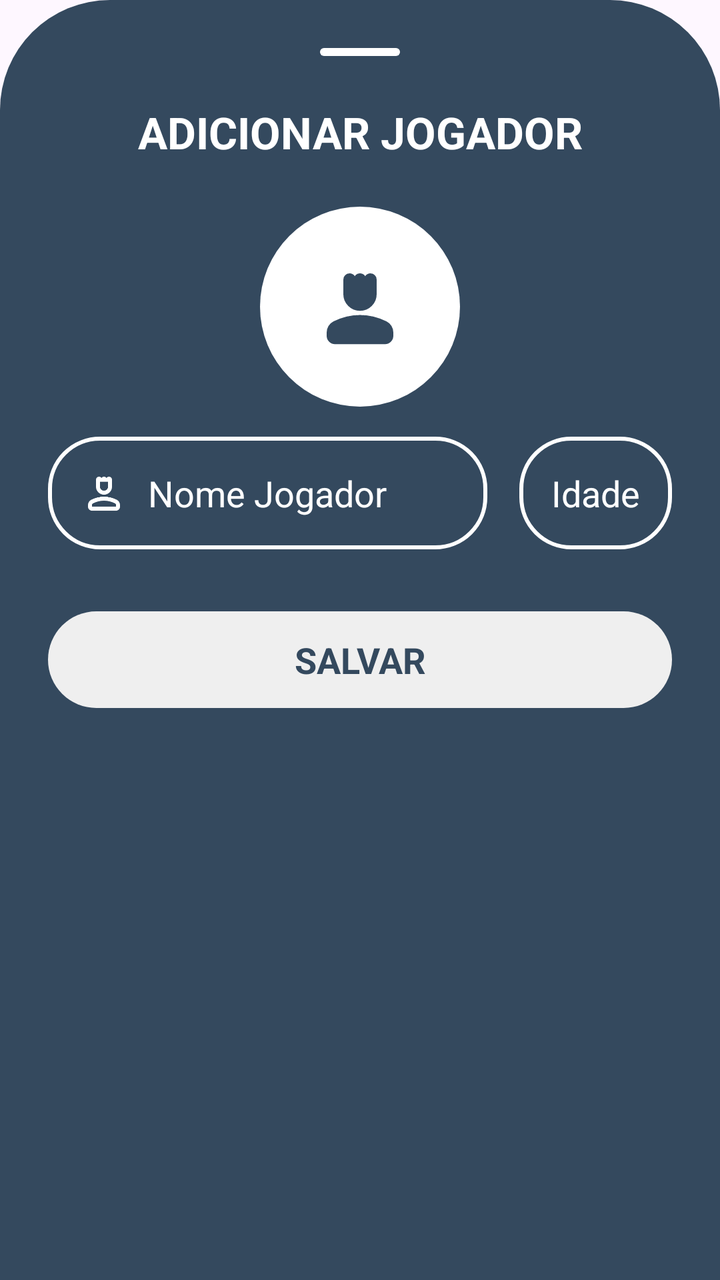
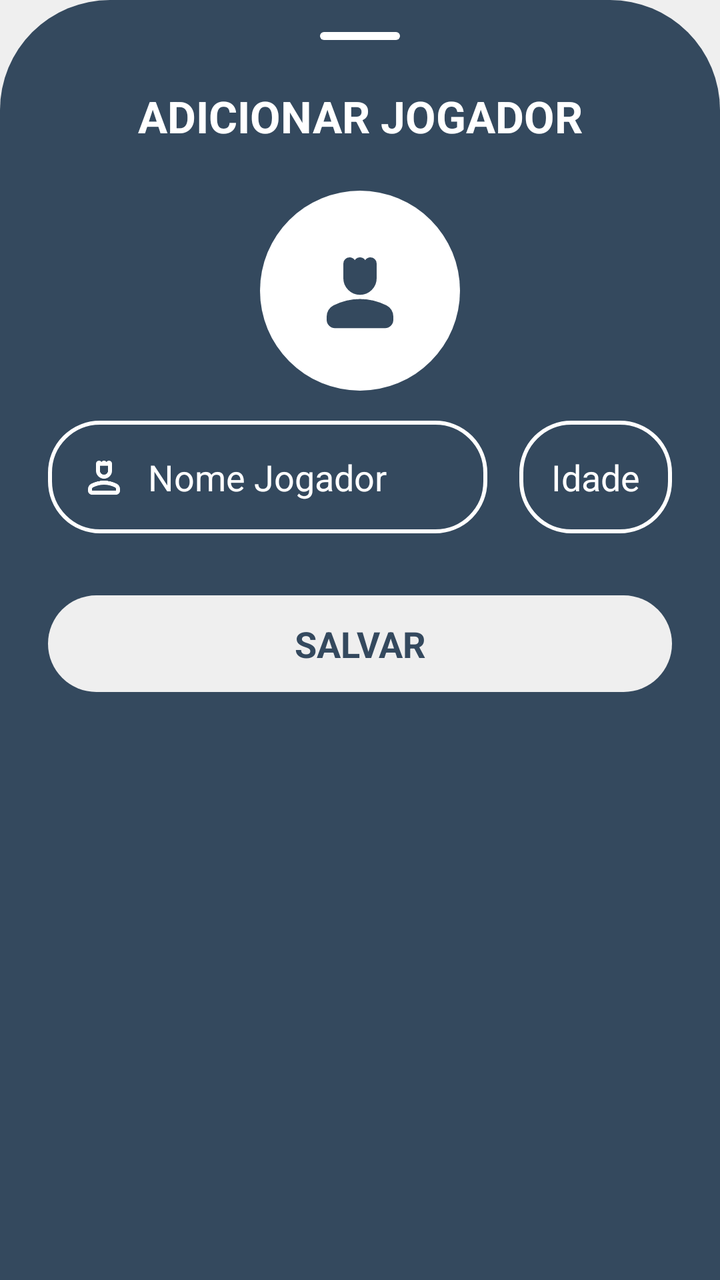

Before-and-after screenshots of an Android layout around one commit, followed by the original layout XML and the change that was made.
<!-- AndroidManifest.xml: application theme Base.Theme.KingOfBozo.Standard -->
<!-- res/layout/bottom_sheet_add_player.xml -->
<?xml version="1.0" encoding="utf-8"?>
<LinearLayout xmlns:android="http://schemas.android.com/apk/res/android"
    xmlns:app="http://schemas.android.com/apk/res-auto"
    xmlns:tools="http://schemas.android.com/tools"
    android:id="@+id/form_add_player"
    android:layout_width="match_parent"
    android:layout_height="wrap_content"
    android:backgroundTint="?attr/colorPrimary"
    android:background="@drawable/bottom_sheet_background"
    android:orientation="vertical">

    <ImageView
        android:layout_width="40dp"
        android:layout_height="4dp"
        android:layout_gravity="center_horizontal"
        android:layout_marginBottom="16dp"
        android:layout_marginTop="24dp"
        app:tint="?attr/customTextBackground"
        android:src="@drawable/background_card_dark" />

    <FrameLayout
        android:layout_width="match_parent"
        android:layout_height="wrap_content">

        <TextView
            android:layout_width="match_parent"
            android:layout_height="wrap_content"
            android:layout_gravity="center"
            android:layout_marginBottom="15dp"
            android:gravity="center"
            android:text="ADICIONAR JOGADOR"
            android:paddingTop="15dp"
            android:textColor="?attr/customTextBackground"
            android:textSize="22sp"
            android:textStyle="bold" />

    </FrameLayout>


    <LinearLayout
        android:layout_width="match_parent"
        android:layout_height="100dp"
        android:gravity="center_horizontal">

        <LinearLayout
            android:id="@+id/layout_add_image"
            android:layout_width="100dp"
            android:layout_height="100dp"
            android:orientation="horizontal">



            <ImageView
                android:id="@+id/image_avatar_placeholder"
                android:layout_width="match_parent"
                android:layout_height="match_parent"
                android:backgroundTint="?attr/customTextBackground"
                android:background="@drawable/background_circle_dark"
                android:padding="25dp"
                android:elevation="0dp"
                android:src="@drawable/ic_person_king_fill"
                app:tint="?attr/colorPrimary" />

            <com.google.android.material.imageview.ShapeableImageView
                android:id="@+id/image_avatar_preview"
                android:layout_width="match_parent"
                android:layout_height="match_parent"
                android:scaleType="centerCrop"
                android:visibility="gone"
                app:shapeAppearanceOverlay="@style/ShapeAppearance.Material3.Corner.Full" />

        </LinearLayout>


        <ImageView
            android:id="@+id/delete_image"
            android:layout_width="40dp"
            android:layout_height="40dp"
            android:layout_gravity="center"
            android:padding="5dp"
            android:layout_marginLeft="-25dp"
            android:elevation="5dp"
            android:clickable="true"
            android:focusable="true"
            android:backgroundTint="?attr/customTextBackground"
            android:background="@drawable/background_circle_dark"
            android:src="@drawable/ic_close"
            android:visibility="gone"
            app:tint="?attr/colorPrimary"
            tools:visibility="visible" />
    </LinearLayout>


    <LinearLayout
        android:layout_width="match_parent"
        android:layout_height="wrap_content"
        android:layout_marginTop="15dp"
        android:layout_marginHorizontal="24dp">

        <EditText
            android:id="@+id/edit_text_name"
            android:layout_width="wrap_content"
            android:layout_height="wrap_content"
            android:layout_marginBottom="16dp"
            android:backgroundTint="?attr/customTextBackground"
            android:hint="Nome Jogador"
            android:background="@drawable/background_score_option_riscar"
            android:inputType="textPersonName"
            android:padding="16dp"
            android:layout_weight="1"
            android:drawableStart="@drawable/ic_person_king"
            android:drawablePadding="10dp"
            android:drawableTint="?attr/customTextBackground"
            android:textColor="?attr/customTextBackground"
            android:textColorHint="?attr/customTextBackground" />

        <EditText
            android:id="@+id/edit_text_age"
            android:layout_width="wrap_content"
            android:layout_height="wrap_content"
            android:backgroundTint="?attr/customTextBackground"
            android:hint="Idade"
            android:background="@drawable/background_score_option_riscar"
            android:padding="16dp"
            android:inputType="number"
            android:maxLength="2"
            android:layout_marginStart="16dp"
            android:textColor="?attr/customTextBackground"
            android:textColorHint="?attr/customTextBackground" />

    </LinearLayout>


    <TextView
        android:id="@+id/button_save"
        android:layout_width="match_parent"
        android:layout_height="wrap_content"
        android:layout_gravity="center_horizontal"
        android:gravity="center"
        android:paddingHorizontal="48dp"
        android:paddingVertical="12dp"
        android:layout_marginTop="15dp"
        android:layout_marginHorizontal="24dp"
        android:text="SALVAR"
        android:background="@drawable/background_card_2_dark"
        android:layout_marginBottom="24dp"
        android:textColor="?attr/colorPrimary"
        android:textSize="18sp"
        android:textStyle="bold" />

</LinearLayout>
<!-- resources referenced by this layout -->
<resources>
  <!-- drawable background_card_2_dark (drawable) -->
  <shape xmlns:android="http://schemas.android.com/apk/res/android"
      android:shape="rectangle">
      <solid android:color="@color/fundo_light" />
      <corners android:radius="35dp" />
  </shape>
  <!-- drawable background_card_dark (drawable) -->
  <shape xmlns:android="http://schemas.android.com/apk/res/android"
      android:shape="rectangle">
      <solid android:color="@color/fundo_light" />
      <corners android:radius="100dp" />
  </shape>
  <!-- drawable background_circle_dark (drawable) -->
  <?xml version="1.0" encoding="utf-8"?>
  <shape xmlns:android="http://schemas.android.com/apk/res/android"
      android:shape="oval">
      <solid android:color="@color/fundo_light" />
  </shape>
  <!-- drawable background_score_option_riscar (drawable) -->
  <shape xmlns:android="http://schemas.android.com/apk/res/android"
      android:shape="rectangle">
      <corners android:radius="25dp" />
      <stroke android:width="2dp" android:color="@color/fundo_light" />
      <solid android:color="@android:color/transparent" />
  </shape>
  <!-- drawable bottom_sheet_background (drawable) -->
  <?xml version="1.0" encoding="utf-8"?>
  <shape xmlns:android="http://schemas.android.com/apk/res/android"
      android:shape="rectangle">
      <solid android:color="@color/fundo_light"/>
      <corners android:topLeftRadius="55dp" android:topRightRadius="55dp"/>
  </shape>
  <!-- drawable ic_close (drawable) -->
  <vector xmlns:android="http://schemas.android.com/apk/res/android"
      android:width="24dp"
      android:height="24dp"
      android:viewportWidth="960"
      android:viewportHeight="960"
      android:tint="@color/fundo_light">
    <path
        android:fillColor="@android:color/white"
        android:pathData="M480,536L284,732Q273,743 256,743Q239,743 228,732Q217,721 217,704Q217,687 228,676L424,480L228,284Q217,273 217,256Q217,239 228,228Q239,217 256,217Q273,217 284,228L480,424L676,228Q687,217 704,217Q721,217 732,228Q743,239 743,256Q743,273 732,284L536,480L732,676Q743,687 743,704Q743,721 732,732Q721,743 704,743Q687,743 676,732L480,536Z"/>
  </vector>
  <style name="Base.Theme.KingOfBozo.Standard" parent="Theme.Material3.DayNight.NoActionBar">
  
          <item name="colorPrimary">@color/padrao</item>
  
          <item name="textFillColor">@color/text_dark</item>
          <item name="customTextBackground">@color/text_light</item>
  
          <item name="customIcon">@color/icon_dark</item>
          <item name="iconTint">@color/icon_light</item>
          <item name="phoneImage">@drawable/phone_light</item>
  
          <item name="customBackground">@color/fundo_light</item>
          <item name="cardBackgroundColor">@color/card_light</item>
          <item name="cardForegroundColor">@color/card_dark</item>
  
          <item name="android:windowLightStatusBar">true</item>
          <item name="android:windowLightNavigationBar" tools:targetApi="27">true</item>
  
      </style>
  <color name="fundo_light">#EFEFEF</color>
  <color name="padrao">#34495e</color>
  <color name="text_dark">#000000</color>
  <color name="text_light">#FFFFFF</color>
  <color name="icon_dark">#000000</color>
  <color name="icon_light">#FFFFFF</color>
  <color name="card_light">#FFFFFF</color>
  <color name="card_dark">#313131</color>
  <!-- unchanged entries left out for length: 3 -->
</resources>

<!-- the commit's change to res/layout/bottom_sheet_add_player.xml (unified diff, before → after) -->
@@ -1,151 +1,154 @@
 <?xml version="1.0" encoding="utf-8"?>
-<LinearLayout xmlns:android="http://schemas.android.com/apk/res/android"
+<androidx.core.widget.NestedScrollView xmlns:android="http://schemas.android.com/apk/res/android"
     xmlns:app="http://schemas.android.com/apk/res-auto"
     xmlns:tools="http://schemas.android.com/tools"
-    android:id="@+id/form_add_player"
     android:layout_width="match_parent"
-    android:layout_height="wrap_content"
+    android:layout_height="match_parent"
     android:backgroundTint="?attr/colorPrimary"
     android:background="@drawable/bottom_sheet_background"
-    android:orientation="vertical">
+    android:fillViewport="true">
 
-    <ImageView
-        android:layout_width="40dp"
-        android:layout_height="4dp"
-        android:layout_gravity="center_horizontal"
-        android:layout_marginBottom="16dp"
-        android:layout_marginTop="24dp"
-        app:tint="?attr/customTextBackground"
-        android:src="@drawable/background_card_dark" />
+    <LinearLayout
+        android:id="@+id/form_add_player"
+        android:layout_width="match_parent"
+        android:layout_height="wrap_content"
+        android:orientation="vertical">
 
-    <FrameLayout
-        android:layout_width="match_parent"
-        android:layout_height="wrap_content">
+        <ImageView
+            android:layout_width="40dp"
+            android:layout_height="4dp"
+            android:layout_gravity="center_horizontal"
+            android:layout_marginBottom="16dp"
+            android:layout_marginTop="16dp"
+            app:tint="?attr/customTextBackground"
+            android:src="@drawable/background_card_dark" />
 
-        <TextView
+        <FrameLayout
+            android:layout_width="match_parent"
+            android:layout_height="wrap_content">
+
+            <TextView
+                android:layout_width="match_parent"
+                android:layout_height="wrap_content"
+                android:layout_gravity="center"
+                android:layout_marginBottom="15dp"
+                android:gravity="center"
+                android:text="ADICIONAR JOGADOR"
+                android:paddingTop="15dp"
+                android:textColor="?attr/customTextBackground"
+                android:textSize="22sp"
+                android:textStyle="bold" />
+
+        </FrameLayout>
+
+
+        <LinearLayout
+            android:layout_width="match_parent"
+            android:layout_height="100dp"
+            android:gravity="center_horizontal">
+
+            <LinearLayout
+                android:id="@+id/layout_add_image"
+                android:layout_width="100dp"
+                android:layout_height="100dp"
+                android:orientation="horizontal">
+
+                <ImageView
+                    android:id="@+id/image_avatar_placeholder"
+                    android:layout_width="match_parent"
+                    android:layout_height="match_parent"
+                    android:backgroundTint="?attr/customTextBackground"
+                    android:background="@drawable/background_circle_dark"
+                    android:padding="25dp"
+                    android:elevation="0dp"
+                    android:src="@drawable/ic_person_king_fill"
+                    app:tint="?attr/colorPrimary" />
+
+                <com.google.android.material.imageview.ShapeableImageView
+                    android:id="@+id/image_avatar_preview"
+                    android:layout_width="match_parent"
+                    android:layout_height="match_parent"
+                    android:scaleType="centerCrop"
+                    android:visibility="gone"
+                    app:shapeAppearanceOverlay="@style/ShapeAppearance.Material3.Corner.Full" />
+
+            </LinearLayout>
+
+            <ImageView
+                android:id="@+id/delete_image"
+                android:layout_width="40dp"
+                android:layout_height="40dp"
+                android:layout_gravity="center"
+                android:padding="5dp"
+                android:layout_marginLeft="-25dp"
+                android:elevation="5dp"
+                android:clickable="true"
+                android:focusable="true"
+                android:backgroundTint="?attr/customTextBackground"
+                android:background="@drawable/background_circle_dark"
+                android:src="@drawable/ic_close"
+                android:visibility="gone"
+                app:tint="?attr/colorPrimary"
+                tools:visibility="visible" />
+        </LinearLayout>
+
+
+        <LinearLayout
             android:layout_width="match_parent"
             android:layout_height="wrap_content"
-            android:layout_gravity="center"
-            android:layout_marginBottom="15dp"
-            android:gravity="center"
-            android:text="ADICIONAR JOGADOR"
-            android:paddingTop="15dp"
-            android:textColor="?attr/customTextBackground"
-            android:textSize="22sp"
-            android:textStyle="bold" />
+            android:layout_marginTop="15dp"
+            android:layout_marginHorizontal="24dp">
 
-    </FrameLayout>
+            <EditText
+                android:id="@+id/edit_text_name"
+                android:layout_width="wrap_content"
+                android:layout_height="wrap_content"
+                android:layout_marginBottom="16dp"
+                android:backgroundTint="?attr/customTextBackground"
+                android:hint="Nome Jogador"
+                android:background="@drawable/background_score_option_riscar"
+                android:inputType="textPersonName"
+                android:padding="16dp"
+                android:layout_weight="1"
+                android:drawableStart="@drawable/ic_person_king"
+                android:drawablePadding="10dp"
+                android:drawableTint="?attr/customTextBackground"
+                android:textColor="?attr/customTextBackground"
+                android:textColorHint="?attr/customTextBackground" />
 
-
-    <LinearLayout
-        android:layout_width="match_parent"
-        android:layout_height="100dp"
-        android:gravity="center_horizontal">
-
-        <LinearLayout
-            android:id="@+id/layout_add_image"
-            android:layout_width="100dp"
-            android:layout_height="100dp"
-            android:orientation="horizontal">
-
-
-
-            <ImageView
-                android:id="@+id/image_avatar_placeholder"
-                android:layout_width="match_parent"
-                android:layout_height="match_parent"
+            <EditText
+                android:id="@+id/edit_text_age"
+                android:layout_width="wrap_content"
+                android:layout_height="wrap_content"
                 android:backgroundTint="?attr/customTextBackground"
-                android:background="@drawable/background_circle_dark"
-                android:padding="25dp"
-                android:elevation="0dp"
-                android:src="@drawable/ic_person_king_fill"
-                app:tint="?attr/colorPrimary" />
-
-            <com.google.android.material.imageview.ShapeableImageView
-                android:id="@+id/image_avatar_preview"
-                android:layout_width="match_parent"
-                android:layout_height="match_parent"
-                android:scaleType="centerCrop"
-                android:visibility="gone"
-                app:shapeAppearanceOverlay="@style/ShapeAppearance.Material3.Corner.Full" />
+                android:hint="Idade"
+                android:background="@drawable/background_score_option_riscar"
+                android:padding="16dp"
+                android:inputType="number"
+                android:maxLength="2"
+                android:layout_marginStart="16dp"
+                android:textColor="?attr/customTextBackground"
+                android:textColorHint="?attr/customTextBackground" />
 
         </LinearLayout>
 
 
-        <ImageView
-            android:id="@+id/delete_image"
-            android:layout_width="40dp"
-            android:layout_height="40dp"
-            android:layout_gravity="center"
-            android:padding="5dp"
-            android:layout_marginLeft="-25dp"
-            android:elevation="5dp"
-            android:clickable="true"
-            android:focusable="true"
-            android:backgroundTint="?attr/customTextBackground"
-            android:background="@drawable/background_circle_dark"
-            android:src="@drawable/ic_close"
-            android:visibility="gone"
-            app:tint="?attr/colorPrimary"
-            tools:visibility="visible" />
-    </LinearLayout>
-
-
-    <LinearLayout
-        android:layout_width="match_parent"
-        android:layout_height="wrap_content"
-        android:layout_marginTop="15dp"
-        android:layout_marginHorizontal="24dp">
-
-        <EditText
-            android:id="@+id/edit_text_name"
-            android:layout_width="wrap_content"
+        <TextView
+            android:id="@+id/button_save"
+            android:layout_width="match_parent"
             android:layout_height="wrap_content"
+            android:layout_gravity="center_horizontal"
+            android:gravity="center"
+            android:paddingHorizontal="48dp"
+            android:paddingVertical="12dp"
+            android:layout_marginTop="15dp"
+            android:layout_marginHorizontal="24dp"
+            android:text="SALVAR"
+            android:background="@drawable/background_card_2_dark"
             android:layout_marginBottom="16dp"
-            android:backgroundTint="?attr/customTextBackground"
-            android:hint="Nome Jogador"
-            android:background="@drawable/background_score_option_riscar"
-            android:inputType="textPersonName"
-            android:padding="16dp"
-            android:layout_weight="1"
-            android:drawableStart="@drawable/ic_person_king"
-            android:drawablePadding="10dp"
-            android:drawableTint="?attr/customTextBackground"
-            android:textColor="?attr/customTextBackground"
-            android:textColorHint="?attr/customTextBackground" />
-
-        <EditText
-            android:id="@+id/edit_text_age"
-            android:layout_width="wrap_content"
-            android:layout_height="wrap_content"
-            android:backgroundTint="?attr/customTextBackground"
-            android:hint="Idade"
-            android:background="@drawable/background_score_option_riscar"
-            android:padding="16dp"
-            android:inputType="number"
-            android:maxLength="2"
-            android:layout_marginStart="16dp"
-            android:textColor="?attr/customTextBackground"
-            android:textColorHint="?attr/customTextBackground" />
+            android:textColor="?attr/colorPrimary"
+            android:textSize="18sp"
+            android:textStyle="bold" />
 
     </LinearLayout>
-
-
-    <TextView
-        android:id="@+id/button_save"
-        android:layout_width="match_parent"
-        android:layout_height="wrap_content"
-        android:layout_gravity="center_horizontal"
-        android:gravity="center"
-        android:paddingHorizontal="48dp"
-        android:paddingVertical="12dp"
-        android:layout_marginTop="15dp"
-        android:layout_marginHorizontal="24dp"
-        android:text="SALVAR"
-        android:background="@drawable/background_card_2_dark"
-        android:layout_marginBottom="24dp"
-        android:textColor="?attr/colorPrimary"
-        android:textSize="18sp"
-        android:textStyle="bold" />
-
-</LinearLayout>
+</androidx.core.widget.NestedScrollView>
<!-- resource entries referenced after the edit -->
@@ -44,23 +44,20 @@
         android:pathData="M480,536L284,732Q273,743 256,743Q239,743 228,732Q217,721 217,704Q217,687 228,676L424,480L228,284Q217,273 217,256Q217,239 228,228Q239,217 256,217Q273,217 284,228L480,424L676,228Q687,217 704,217Q721,217 732,228Q743,239 743,256Q743,273 732,284L536,480L732,676Q743,687 743,704Q743,721 732,732Q721,743 704,743Q687,743 676,732L480,536Z"/>
   </vector>
   <style name="Base.Theme.KingOfBozo.Standard" parent="Theme.Material3.DayNight.NoActionBar">
-  
           <item name="colorPrimary">@color/padrao</item>
-  
           <item name="textFillColor">@color/text_dark</item>
           <item name="customTextBackground">@color/text_light</item>
-  
           <item name="customIcon">@color/icon_dark</item>
           <item name="iconTint">@color/icon_light</item>
           <item name="phoneImage">@drawable/phone_light</item>
-  
           <item name="customBackground">@color/fundo_light</item>
           <item name="cardBackgroundColor">@color/card_light</item>
           <item name="cardForegroundColor">@color/card_dark</item>
-  
+          <item name="android:windowBackground">?attr/customBackground</item>
+          <item name="android:statusBarColor">@android:color/transparent</item>
+          <item name="android:navigationBarColor">@android:color/transparent</item>
           <item name="android:windowLightStatusBar">true</item>
           <item name="android:windowLightNavigationBar" tools:targetApi="27">true</item>
-  
       </style>
   <color name="fundo_light">#EFEFEF</color>
   <color name="padrao">#34495e</color>
